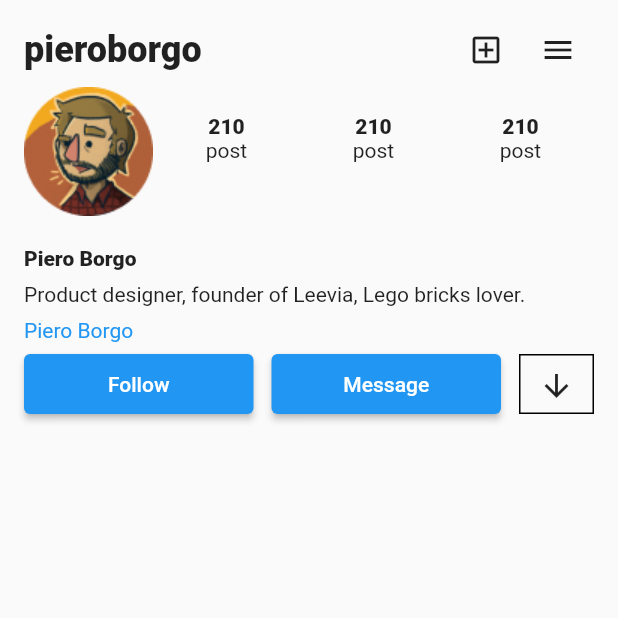
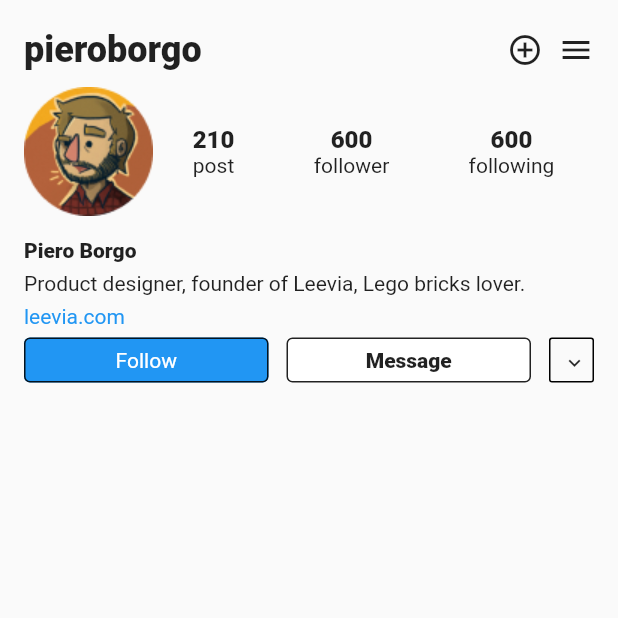
Before and after one commit to lfdel24/social_media_profile_screen, a Flutter app: the screen it shows after launch, on a phone screen of 412 x 824 dp, the top half of it. Run offline on Flutter 3.47's test engine with Material 2 defaults, Android fonts, the phone set to English and light mode, and no system bars.

Commit message:
worked setions one and two

```diff
--- a/lib/main.dart
+++ b/lib/main.dart
@@ -31,8 +31,8 @@ class ProfileScreen extends StatelessWidget {
             child: Column(
               children: [
                 MyAppBar(),
-                MySectionOne(),
-                MySectionThree(),
+                SectionOne(),
+                SectionTwo(),
               ],
             ),
           ),
--- a/lib/my_text.dart
+++ b/lib/my_text.dart
@@ -1 +1,7 @@
 final String title = "pieroborgo";
+final String pieroBorgo = "Piero Borgo";
+final String productDesigner =
+    "Product designer, founder of Leevia, Lego bricks lover.";
+final String leeviacom = "leevia.com";
+final String follow = "Follow";
+final String message = "Message";
--- a/lib/widgets/my_app_bar.dart
+++ b/lib/widgets/my_app_bar.dart
@@ -16,8 +16,9 @@ class MyAppBar extends StatelessWidget {
           Expanded(
             child: SizedBox(),
           ),
-          IconButton(icon: Icon(Icons.add_box_outlined), onPressed: () {}),
-          IconButton(icon: Icon(Icons.menu_outlined), onPressed: () {}),
+          Container(child: Icon(Icons.add_circle_outline_outlined)),
+          SizedBox(width: 10),
+          Icon(Icons.menu_outlined),
         ],
       ),
     );
--- a/lib/widgets/section_one.dart
+++ b/lib/widgets/section_one.dart
@@ -1,9 +1,9 @@
 import 'package:flutter/material.dart';
 import 'package:social_media_profile_screen/my_assets.dart';
 
-final _textStyle = TextStyle(fontWeight: FontWeight.w900);
+final _textStyle = TextStyle(fontSize: 16, fontWeight: FontWeight.w900);
 
-class MySectionOne extends StatelessWidget {
+class SectionOne extends StatelessWidget {
   @override
   Widget build(BuildContext context) {
     return Row(
@@ -14,8 +14,8 @@ class MySectionOne extends StatelessWidget {
             mainAxisAlignment: MainAxisAlignment.spaceAround,
             children: [
               _Item(title: "210", subTitle: "post"),
-              _Item(title: "210", subTitle: "post"),
-              _Item(title: "210", subTitle: "post"),
+              _Item(title: "600", subTitle: "follower"),
+              _Item(title: "600", subTitle: "following"),
             ],
           ),
         )
@@ -36,6 +36,7 @@ class _Item extends StatelessWidget {
     return Container(
       height: 50,
       child: Column(
+        mainAxisAlignment: MainAxisAlignment.center,
         children: [
           Text(title, style: _textStyle),
           Text(subTitle),
--- a/lib/widgets/section_three.dart
+++ b/lib/widgets/section_three.dart
@@ -1,49 +1,47 @@
 import 'package:flutter/material.dart';
-import 'package:social_media_profile_screen/my_assets.dart';
+import 'package:social_media_profile_screen/my_text.dart';
 
 final _textStyle = TextStyle(fontWeight: FontWeight.w900);
 final _textStyleBlue = TextStyle(color: Colors.blue);
 
-class MySectionThree extends StatelessWidget {
+class SectionTwo extends StatelessWidget {
   @override
   Widget build(BuildContext context) {
-    const sizedBoxheight8 = SizedBox(
-      height: 8,
-    );
-    const sizedBoxWidth12 = SizedBox(
-      width: 12,
-    );
-
     return Column(
       crossAxisAlignment: CrossAxisAlignment.start,
       children: [
-        SizedBox(height: 20),
-        Text("Piero Borgo", style: _textStyle),
-        sizedBoxheight8,
-        Text("Product designer, founder of Leevia, Lego bricks lover."),
-        sizedBoxheight8,
-        Text("Piero Borgo", style: _textStyleBlue),
-        sizedBoxheight8,
+        SizedBox(height: 15),
+        Text(pieroBorgo, style: _textStyle),
+        SizedBox(height: 6),
+        Text(productDesigner),
+        SizedBox(height: 6),
+        Text(leeviacom, style: _textStyleBlue),
+        SizedBox(height: 6),
         Row(
           children: [
-            Expanded(
-                child: Container(
-                    height: 40,
-                    child: ElevatedButton(
-                        onPressed: () {}, child: Text("Follow")))),
-            sizedBoxWidth12,
-            Expanded(
-                child: Container(
-                    height: 40,
-                    child: ElevatedButton(
-                        onPressed: () {}, child: Text("Message")))),
-            sizedBoxWidth12,
+            _Button(
+              text: follow,
+              color: Colors.blue,
+              style: TextStyle(color: Colors.white),
+            ),
+            SizedBox(width: 12),
+            _Button(
+              text: message,
+              style: TextStyle(fontWeight: FontWeight.w900),
+            ),
+            SizedBox(width: 12),
             Container(
-              height: 40,
-              decoration:
-                  BoxDecoration(border: Border.all(color: Colors.black)),
+              alignment: Alignment.center,
+              width: 30,
+              height: 30,
+              decoration: BoxDecoration(
+                  borderRadius: BorderRadius.circular(2),
+                  border: Border.all(color: Colors.black)),
               child: IconButton(
-                icon: Icon(Icons.arrow_downward_outlined),
+                icon: Icon(
+                  Icons.keyboard_arrow_down_outlined,
+                  size: 16,
+                ),
                 onPressed: () {},
               ),
             ),
@@ -53,3 +51,35 @@ class MySectionThree extends StatelessWidget {
     );
   }
 }
+
+class _Button extends StatelessWidget {
+  final Color color;
+  final String text;
+  final TextStyle style;
+
+  const _Button(
+      {Key? key,
+      this.color = Colors.white,
+      required this.text,
+      this.style = const TextStyle()})
+      : super(key: key);
+
+  @override
+  Widget build(BuildContext context) {
+    return Expanded(
+        child: InkWell(
+      onTap: () {},
+      child: Container(
+          decoration: BoxDecoration(
+              borderRadius: BorderRadius.circular(4),
+              color: color,
+              border: Border.all(color: Colors.black87)),
+          alignment: Alignment.center,
+          height: 30,
+          child: Text(
+            text,
+            style: style,
+          )),
+    ));
+  }
+}
```
